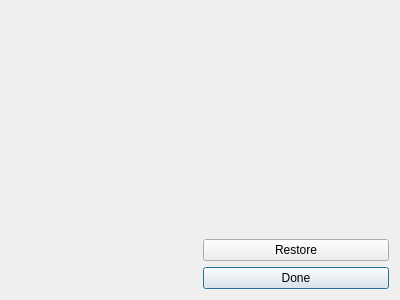
Above: game/GameWidget.ui from cwahbong/rummikub-- before the change. Below: the same form after it.
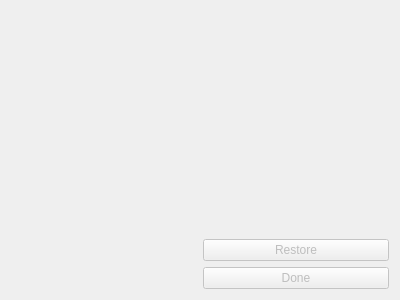
That is the form after the change. Custom widgets are drawn as their Qt base class.

What changed in the file:
```diff
--- a/game/GameWidget.ui
+++ b/game/GameWidget.ui
@@ -51,6 +51,9 @@
      </item>
      <item>
       <widget class="QPushButton" name="restoreButton">
+       <property name="enabled">
+        <bool>false</bool>
+       </property>
        <property name="sizePolicy">
         <sizepolicy hsizetype="Minimum" vsizetype="Fixed">
          <horstretch>0</horstretch>
@@ -70,6 +73,9 @@
      </item>
      <item>
       <widget class="QPushButton" name="doneButton">
+       <property name="enabled">
+        <bool>false</bool>
+       </property>
        <property name="sizePolicy">
         <sizepolicy hsizetype="Minimum" vsizetype="Fixed">
          <horstretch>0</horstretch>
```
